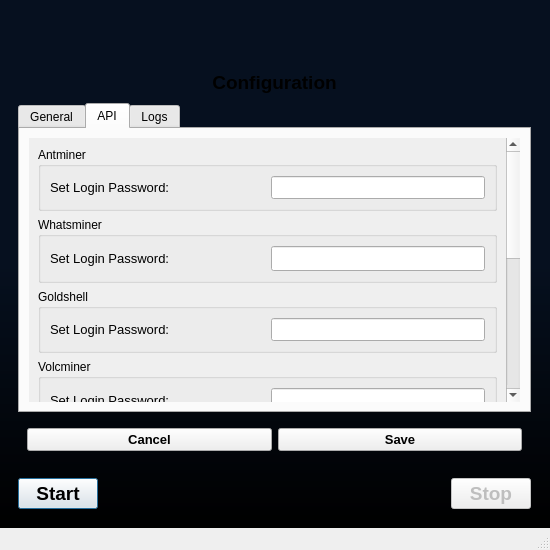
Old version of the form src/ui/forms/mainwindow.ui in the repository bitcap-co/bitcap-ipr.
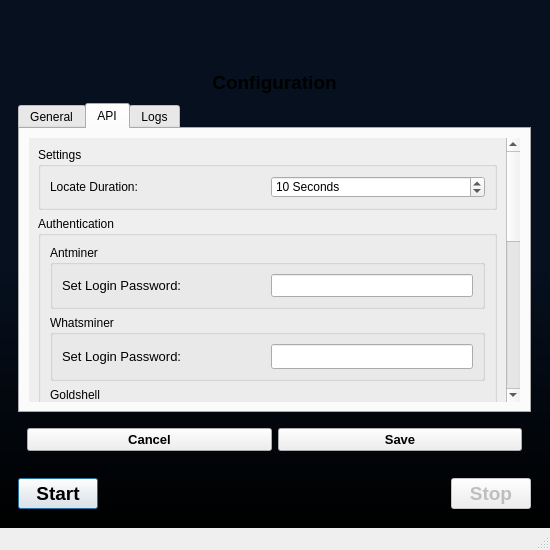
New version of the form. The open tabs and pages were chosen to show the change.

Commit message: Add locate duration setting

```diff
--- a/src/ui/forms/mainwindow.ui
+++ b/src/ui/forms/mainwindow.ui
@@ -769,9 +769,9 @@
                      <property name="geometry">
                       <rect>
                        <x>0</x>
-                       <y>-259</y>
+                       <y>0</y>
                        <width>477</width>
-                       <height>594</height>
+                       <height>710</height>
                       </rect>
                      </property>
                      <layout class="QVBoxLayout" name="verticalLayout_13">
@@ -788,6 +788,74 @@
                        <number>9</number>
                       </property>
                       <item>
+                       <widget class="QGroupBox" name="groupAPISettings">
+                        <property name="title">
+                         <string>Settings</string>
+                        </property>
+                        <layout class="QVBoxLayout" name="verticalLayout_17">
+                         <item>
+                          <widget class="QWidget" name="hwrapper_11" native="true">
+                           <layout class="QHBoxLayout" name="horizontalLayout_27">
+                            <property name="leftMargin">
+                             <number>0</number>
+                            </property>
+                            <property name="topMargin">
+                             <number>0</number>
+                            </property>
+                            <property name="rightMargin">
+                             <number>0</number>
+                            </property>
+                            <property name="bottomMargin">
+                             <number>0</number>
+                            </property>
+                            <item>
+                             <widget class="QLabel" name="label_2">
+                              <property name="text">
+                               <string>Locate Duration:</string>
+                              </property>
+                             </widget>
+                            </item>
+                            <item>
+                             <widget class="QSpinBox" name="spinLocateDuration">
+                              <property name="toolTip">
+                               <string>Set the blinking duration when locating.</string>
+                              </property>
+                              <property name="wrapping">
+                               <bool>true</bool>
+                              </property>
+                              <property name="showGroupSeparator" stdset="0">
+                               <bool>true</bool>
+                              </property>
+                              <property name="suffix">
+                               <string> Seconds</string>
+                              </property>
+                              <property name="minimum">
+                               <number>5</number>
+                              </property>
+                              <property name="maximum">
+                               <number>30</number>
+                              </property>
+                              <property name="singleStep">
+                               <number>5</number>
+                              </property>
+                              <property name="value">
+                               <number>10</number>
+                              </property>
+                             </widget>
+                            </item>
+                           </layout>
+                          </widget>
+                         </item>
+                        </layout>
+                       </widget>
+                      </item>
+                      <item>
+                       <widget class="QGroupBox" name="groupAPIAuth">
+                        <property name="title">
+                         <string>Authentication</string>
+                        </property>
+                        <layout class="QVBoxLayout" name="verticalLayout_18">
+                         <item>
                        <widget class="QGroupBox" name="groupBitmain">
                         <property name="title">
                          <string>Antminer</string>
@@ -1051,6 +1119,9 @@
                         </layout>
                        </widget>
                       </item>
+                        </layout>
+                       </widget>
+                      </item>
                       <item>
                        <widget class="QGroupBox" name="groupFirmwares">
                         <property name="title">
```
Left out of the diff: 2 changed lines with no effect on the pictures. Lines whose indentation alone changed are shown as unchanged. The commit also changes 1 other file.
